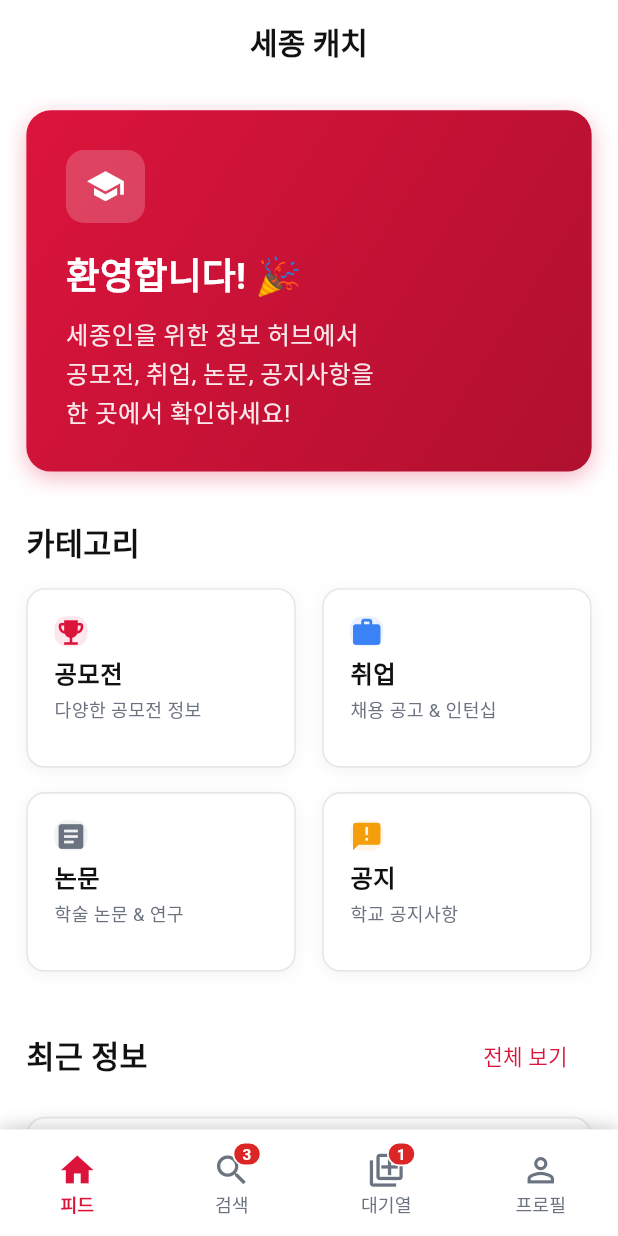
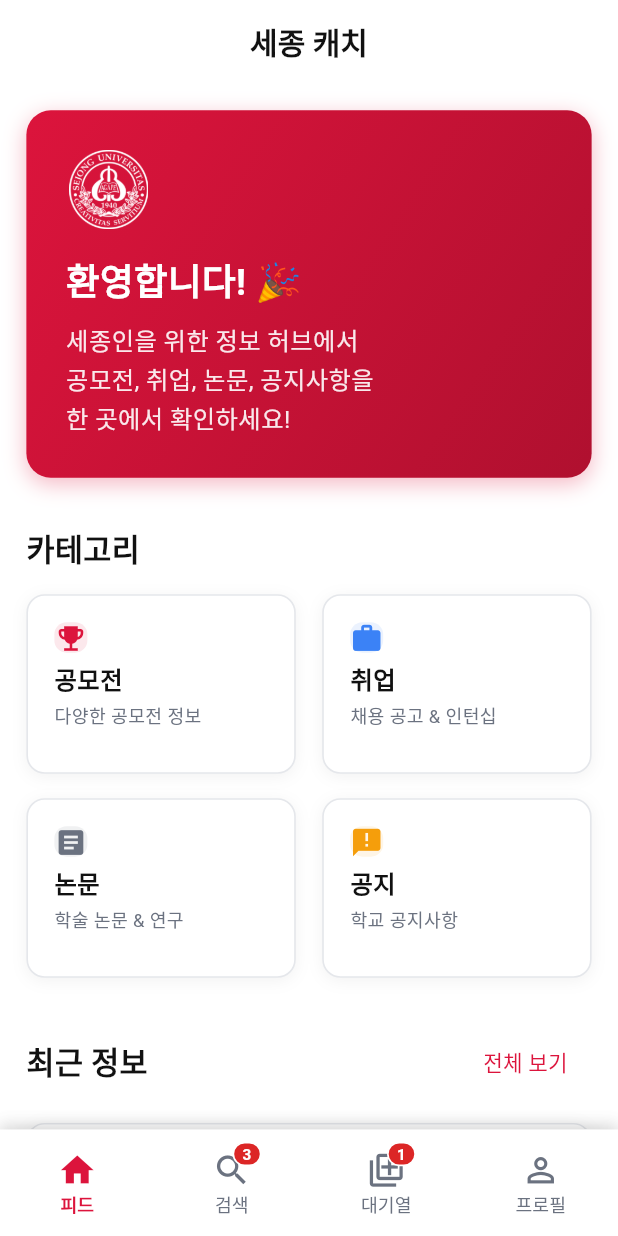
Before and after one commit to EM-H20/sejong-catch, a Flutter app: the screen it shows after launch, on a phone screen of 412 x 824 dp. Run offline on Flutter 3.47's test engine with Material 3 defaults, Android fonts, the phone set to English and light mode, and no system bars; our stand-ins replace flutter_screenutil, flutter_secure_storage, go_router, shared_preferences, smooth_page_indicator; accounts and stored records are empty.

Commit message:
세종대 로고 변경

```diff
--- a/sejong_catch_frontend/lib/features/feed/pages/feed_page.dart
+++ b/sejong_catch_frontend/lib/features/feed/pages/feed_page.dart
@@ -76,14 +76,14 @@
         crossAxisAlignment: CrossAxisAlignment.start,
         children: [
           // 아이콘
-          Container(
-            width: 48.w,
-            height: 48.h,
-            decoration: BoxDecoration(
-              color: AppColors.white.withValues(alpha: 0.2),
-              borderRadius: BorderRadius.circular(12.r),
+          SizedBox(
+            width: 52.w,
+            height: 52.h,
+            child: Image.asset(
+              'assets/sejong-logo.png',
+              fit: BoxFit.contain,
+              color: AppColors.white, // 필요하면 흰색 필터 입히기
             ),
-            child: Icon(Icons.school, size: 24.w, color: AppColors.white),
           ),
           SizedBox(height: 16.h),
 
```
Also changed, not shown: 1 other file.
